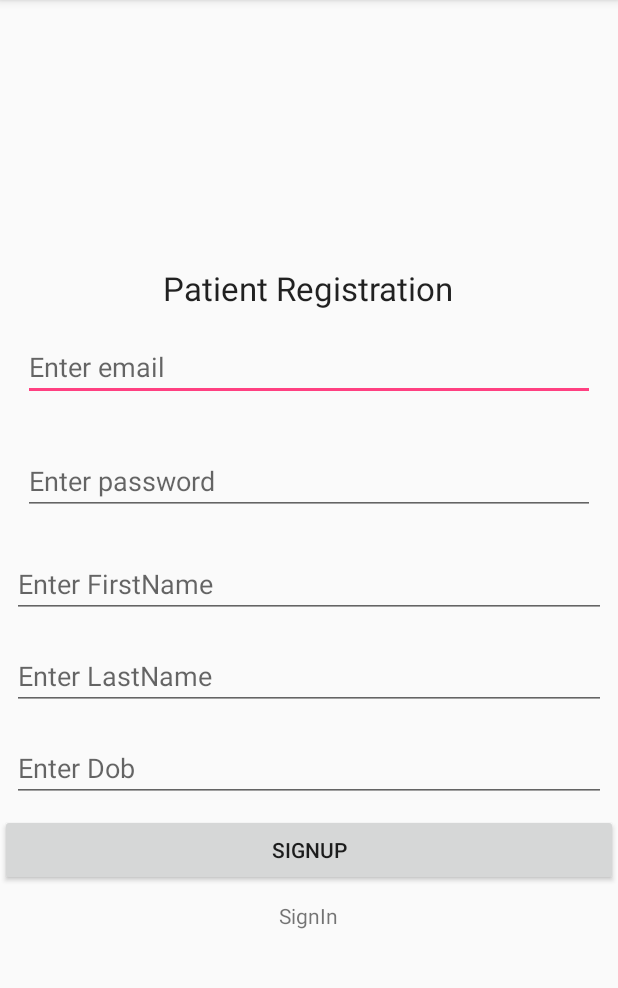
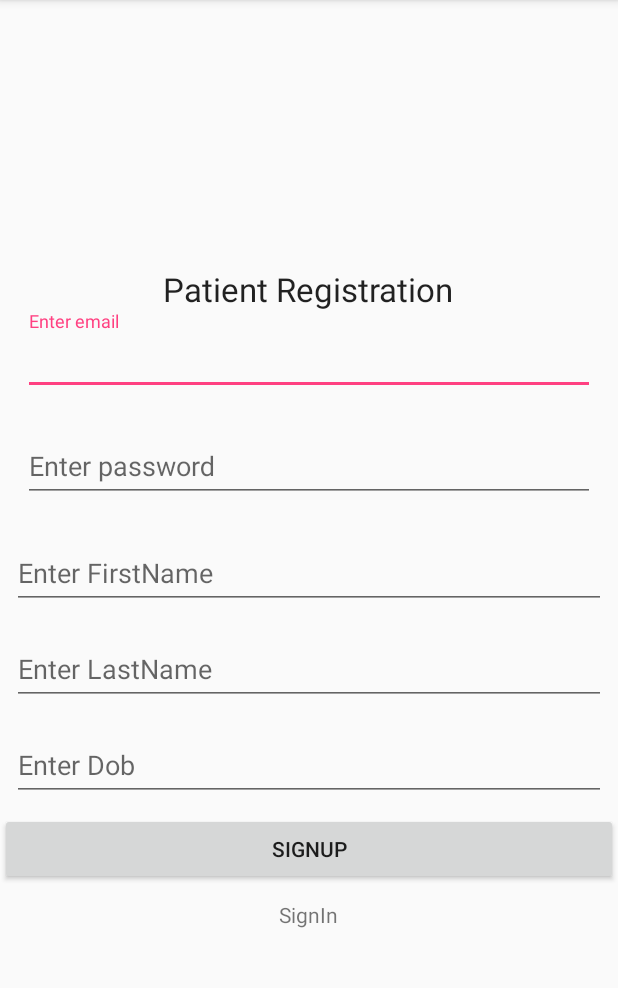
Before and after one commit to tinuthomson/HospitalManagement, an Android app: the screen it shows after launch (MainActivity), after a tap on "SIGNUP", on a phone screen of 412 x 824 dp, the part 84-1072 px from its top. Run offline under Robolectric (Android 15) with nearby library versions, the phone set to English and light mode, and no system bars; our stand-ins replace Firebase (no records; nobody signed in at launch, a user with empty details on screens opened directly).

Commit message:
Register activity new

```diff
--- a/app/src/main/java/com/zibbix/hospital/hospitalmanagement/MainActivity.java
+++ b/app/src/main/java/com/zibbix/hospital/hospitalmanagement/MainActivity.java
@@ -74,7 +74,7 @@ public class MainActivity extends AppCompatActivity implements View.OnClickListe
         String ln=lname.getText().toString();
         String dob1=dob.getText().toString();
         String email = editTextEmail.getText().toString().trim();
-       final String password  = editTextPassword.getText().toString().trim();
+        String password  = editTextPassword.getText().toString().trim();
         //checking if email and passwords are empty
         if(TextUtils.isEmpty(email)){
             Toast.makeText(this,"Please enter email",Toast.LENGTH_LONG).show();
--- a/app/src/main/res/layout/activity_main.xml
+++ b/app/src/main/res/layout/activity_main.xml
@@ -21,14 +21,22 @@
             android:text="Patient Registration"
             android:textAppearance="?android:attr/textAppearanceLarge" />
 
-        <EditText
-            android:id="@+id/editTextEmail"
+        <android.support.design.widget.TextInputLayout
             android:layout_width="match_parent"
-            android:layout_height="wrap_content"
-            android:layout_margin="15dp"
-            android:hint="Enter email"
-            android:inputType="textEmailAddress" />
+            android:layout_height="match_parent">
 
+            <EditText
+                android:id="@+id/editTextEmail"
+                android:layout_width="match_parent"
+                android:layout_height="wrap_content"
+                android:layout_margin="15dp"
+                android:layout_weight="1"
+                android:hint="Enter email"
+                android:inputType="textEmailAddress" />
+        </android.support.design.widget.TextInputLayout>
+        <android.support.design.widget.TextInputLayout
+            android:layout_width="match_parent"
+            android:layout_height="match_parent">
         <EditText
             android:id="@+id/editTextPassword"
             android:layout_width="match_parent"
@@ -36,6 +44,10 @@
             android:layout_margin="15dp"
             android:hint="Enter password"
             android:inputType="textPassword" />
+        </android.support.design.widget.TextInputLayout>
+        <android.support.design.widget.TextInputLayout
+            android:layout_width="match_parent"
+            android:layout_height="match_parent">
         <EditText
             android:id="@+id/editTextPassword1"
             android:layout_width="match_parent"
@@ -43,6 +55,10 @@
             android:layout_margin="8dp"
             android:hint="Enter FirstName"
             android:inputType="text" />
+        </android.support.design.widget.TextInputLayout>
+        <android.support.design.widget.TextInputLayout
+            android:layout_width="match_parent"
+            android:layout_height="match_parent">
         <EditText
             android:id="@+id/editTextPassword2"
             android:layout_width="match_parent"
@@ -50,6 +66,10 @@
             android:layout_margin="8dp"
             android:hint="Enter LastName"
             android:inputType="text" />
+        </android.support.design.widget.TextInputLayout>
+        <android.support.design.widget.TextInputLayout
+            android:layout_width="match_parent"
+            android:layout_height="match_parent">
         <EditText
             android:id="@+id/editTextPassword100"
             android:layout_width="match_parent"
@@ -57,6 +77,7 @@
             android:layout_margin="8dp"
             android:hint="Enter Dob"
             android:inputType="date" />
+        </android.support.design.widget.TextInputLayout>
 
         <Button
             android:id="@+id/buttonSignup"
```
Also changed, not shown: app/src/main/res/layout/activity_login.xml (+15 -7 lines).
